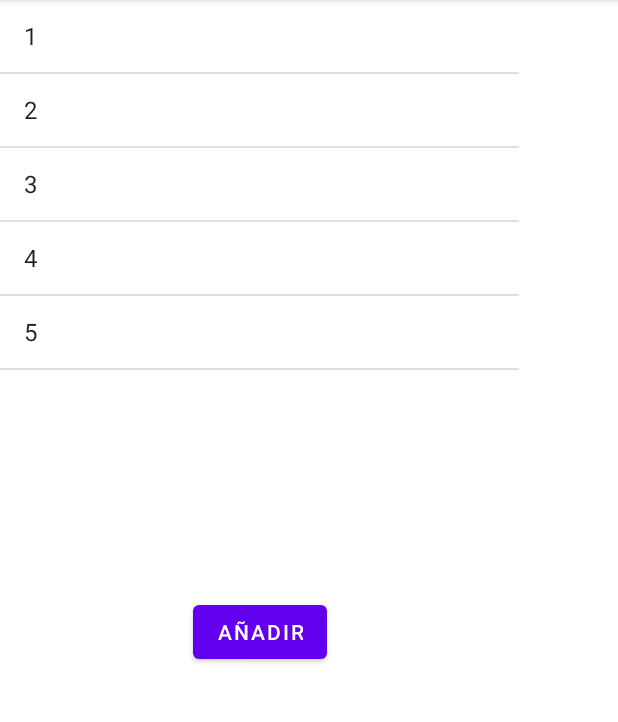
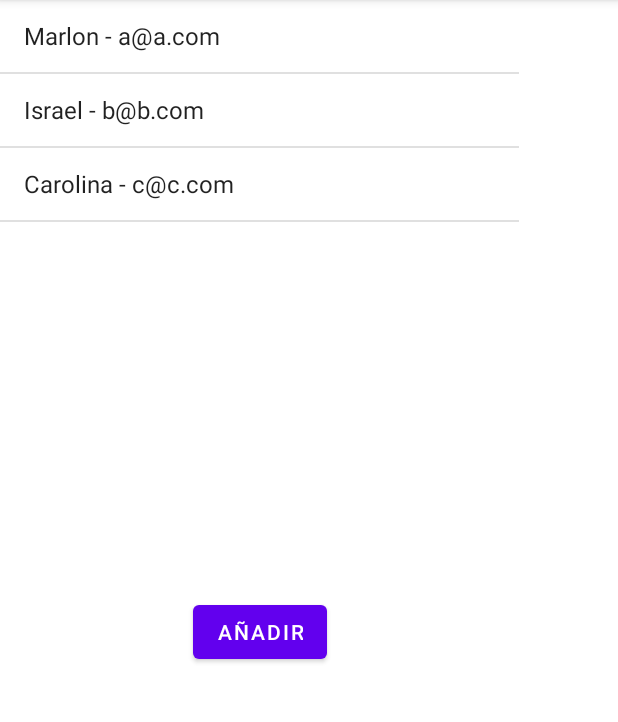
Before and after one commit to Aplicaciones-Moviles-2022-A-Comp/mc-pachacama-granda-marlon-israel, an Android app: the BListView screen opened directly, with no data from a screen before it, on a phone screen of 412 x 824 dp, the part 84-806 px from its top. Run offline under Robolectric (Android 15) with nearby library versions, the phone set to English and light mode, and no system bars.

Commit message:
Menu-Seleccion

```diff
--- a/01-Android/app/src/main/java/com/example/movcompmipg2022a/BBaseDeDatosEnMemoria.kt
+++ b/01-Android/app/src/main/java/com/example/movcompmipg2022a/BBaseDeDatosEnMemoria.kt
@@ -6,10 +6,10 @@ class BBaseDeDatosEnMemoria {
 
         init{
             arregloEntrenador.add(
-                BEntrenador("Adrian","a@a.com")
+                BEntrenador("Marlon","a@a.com")
             )
             arregloEntrenador.add(
-                BEntrenador("Vicente","b@b.com")
+                BEntrenador("Israel","b@b.com")
             )
             arregloEntrenador.add(
                 BEntrenador("Carolina","c@c.com")
--- a/01-Android/app/src/main/java/com/example/movcompmipg2022a/BEntrenador.kt
+++ b/01-Android/app/src/main/java/com/example/movcompmipg2022a/BEntrenador.kt
@@ -4,4 +4,7 @@ class BEntrenador (
     val nombre: String?,
     val descripcion: String?
 ){
+    override fun toString(): String {
+        return "${nombre} - ${descripcion}"
+    }
 }
--- /dev/null
+++ b/01-Android/app/src/main/res/menu/menu.xml
@@ -0,0 +1,11 @@
+<?xml version="1.0" encoding="utf-8"?>
+<menu xmlns:app="http://schemas.android.com/apk/res-auto"
+    xmlns:android="http://schemas.android.com/apk/res/android">
+
+    <item
+        android:id="@+id/mi_eliminar"
+        android:title="Eliminar" />
+    <item
+        android:id="@+id/mi_editar"
+        android:title="Editar" />
+</menu>
--- a/01-Android/app/src/main/res/values/strings.xml
+++ b/01-Android/app/src/main/res/values/strings.xml
@@ -15,4 +15,10 @@
     <string name="hello_second_fragment">Hello second fragment. Arg: %1$s</string>
     <string name="title_activity_main2">MainActivity2</string>
     <string name="title_activity_aciclo_vida2">ACicloVida2</string>
+
+    <string-array name="string_array_opciones_dialogo">
+        <item>Lunes</item>
+        <item>Martes</item>
+        <item>Miercoles</item>
+    </string-array>
 </resources>
```
Also changed, not shown: 01-Android/app/src/main/java/com/example/movcompmipg2022a/BListView.kt (+84 -3 lines).
